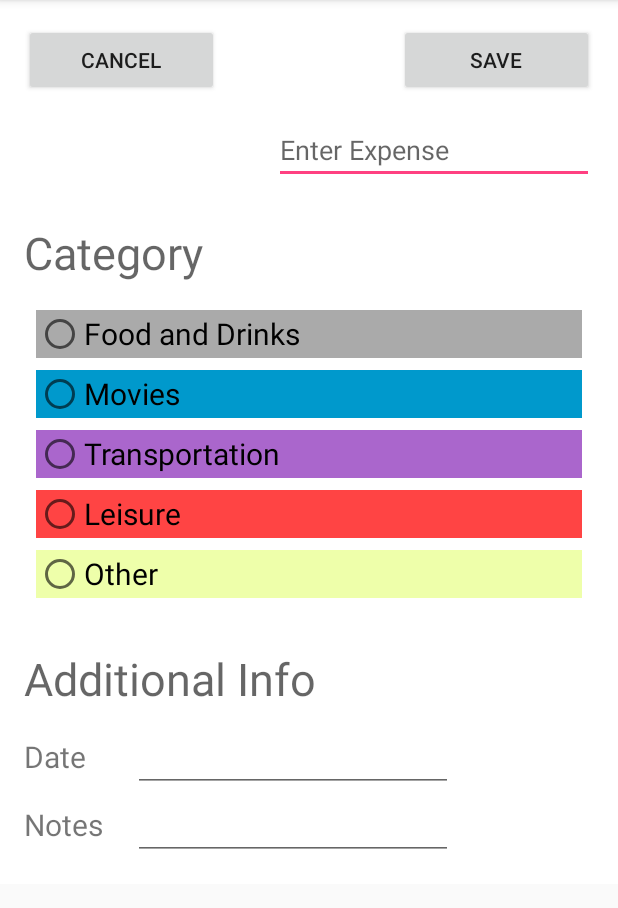
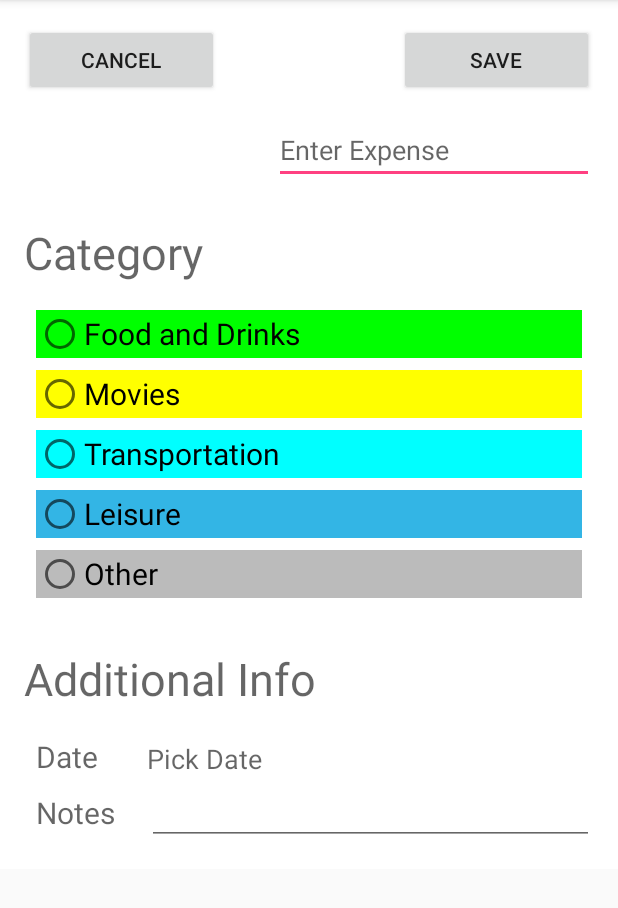
Before and after one commit to alkesh47/Diana, an Android app: the AddMoney screen opened directly, with no data from a screen before it, on a phone screen of 412 x 824 dp, the part 84-992 px from its top. Run offline under Robolectric (Android 15) with nearby library versions, the light colour scheme and no system bars.

Commit message:
Minor graphic adjustments.

```diff
--- a/app/src/main/java/com/example/alkesh/expensemanager101/AddMoney.java
+++ b/app/src/main/java/com/example/alkesh/expensemanager101/AddMoney.java
@@ -15,6 +15,7 @@ import android.view.View;
 import android.widget.Button;
 import android.widget.DatePicker;
 import android.widget.EditText;
+import android.widget.TextView;
 import android.widget.Toast;
 
 import java.util.Locale;
@@ -23,7 +24,8 @@ import java.util.Locale;
 public class AddMoney extends AppCompatActivity implements View.OnClickListener{
 
     Button Save,Cancel;
-    EditText expText,Notes,Date;
+    EditText expText,Notes;
+    TextView Date;
 
     private SQLiteDatabase db;
 
@@ -35,7 +37,7 @@ public class AddMoney extends AppCompatActivity implements View.OnClickListener{
         super.onCreate(savedInstanceState);
         setContentView(R.layout.activity_add_money);
 
-        Date=(EditText)findViewById(R.id.dateEditText);
+        Date=(TextView)findViewById(R.id.dateEditText);
         Notes=(EditText)findViewById(R.id.notesEditText);
         expText=(EditText)findViewById(R.id.expense);
 
@@ -56,7 +58,7 @@ public class AddMoney extends AppCompatActivity implements View.OnClickListener{
             @Override
             public boolean onTouch(View view, MotionEvent motionEvent) {
                 if(motionEvent.getAction()==MotionEvent.ACTION_DOWN){
-                    new DatePickerDialog(AddMoney.this, (DatePickerDialog.OnDateSetListener) datePickerDialog,myCalendar.get(Calendar.YEAR),
+                    new DatePickerDialog(AddMoney.this, datePickerDialog,myCalendar.get(Calendar.YEAR),
                             myCalendar.get(Calendar.MONTH),
                             myCalendar.get(Calendar.DAY_OF_MONTH)).show();
                 }
@@ -78,7 +80,7 @@ public class AddMoney extends AppCompatActivity implements View.OnClickListener{
 
     @TargetApi(Build.VERSION_CODES.N)
     private void updateLabel(){
-        String myFormat = "dd-MM-yyyy";
+        String myFormat = "dd-MM-YYYY";
 
         SimpleDateFormat simpleDateFormat=new SimpleDateFormat(myFormat,Locale.US);
         Date.setText(String.valueOf(simpleDateFormat.format(myCalendar.getTime())));
--- a/app/src/main/res/layout/activity_add_money.xml
+++ b/app/src/main/res/layout/activity_add_money.xml
@@ -70,7 +70,7 @@
             android:layout_marginEnd="8dp"
             android:layout_marginStart="8dp"
             android:layout_height="wrap_content"
-            android:background="@android:color/darker_gray"
+            android:background="#00FF00"
             android:text="Food and Drinks"
             android:textSize="20dp"
             android:layout_marginBottom="8dp"
@@ -83,7 +83,7 @@
             android:layout_marginStart="8dp"
             android:textSize="20dp"
             android:layout_marginBottom="8dp"
-            android:background="@android:color/holo_blue_dark"
+            android:background="#FFFF00"
             android:text="Movies"
             android:id="@+id/radioButton2" />
 
@@ -94,7 +94,7 @@
             android:layout_marginStart="8dp"
             android:textSize="20dp"
             android:layout_marginBottom="8dp"
-            android:background="@android:color/holo_purple"
+            android:background="#00FFFF"
             android:text="Transportation"
             android:id="@+id/radioButton3" />
 
@@ -105,7 +105,7 @@
             android:layout_marginStart="8dp"
             android:layout_marginBottom="8dp"
             android:textSize="20dp"
-            android:background="@android:color/holo_red_light"
+            android:background="@android:color/holo_blue_light"
             android:text="Leisure"
             android:id="@+id/radioButton4" />
 
@@ -116,7 +116,7 @@
             android:layout_marginStart="8dp"
             android:textSize="20dp"
             android:text="Other"
-            android:background="#EEFFAA"
+            android:background="#BBBBBB"
             android:layout_marginBottom="8dp"
             android:id="@+id/radioButton5" />
     </RadioGroup>
@@ -133,60 +133,45 @@
         android:layout_below="@+id/radioGroup"
         android:layout_alignParentStart="true" />
 
-    <TableLayout
-        android:layout_width="match_parent"
-        android:layout_height="match_parent"
-        android:layout_below="@+id/textView5"
-        android:layout_alignParentStart="true">
+    <TextView
+        android:layout_width="wrap_content"
+        android:layout_height="wrap_content"
+        android:textSize="20dp"
+        android:layout_below="@id/textView5"
+        android:layout_marginTop="8dp"
+        android:layout_marginStart="8dp"
+        android:textAppearance="?android:attr/textAppearanceMedium"
+        android:text="Date"
+        android:id="@+id/datePickerTextView" />
 
-        <TableRow
-            android:layout_width="match_parent"
-            android:layout_height="match_parent">
+    <TextView
+        android:layout_width="wrap_content"
+        android:layout_height="wrap_content"
+        android:textSize="20dp"
+        android:layout_below="@id/datePickerTextView"
+        android:layout_marginStart="8dp"
+        android:layout_marginTop="10dp"
+        android:textAppearance="?android:attr/textAppearanceMedium"
+        android:text="Notes"
+        android:id="@+id/textView7" />
 
-            <TextView
-                android:textAppearance="?android:attr/textAppearanceSmall"
-                android:text="Date"
-                android:textSize="20dp"
-                android:id="@+id/textView6"
-                android:layout_column="0" />
+    <TextView
+        android:layout_width="wrap_content"
+        android:layout_height="wrap_content"
+        android:textAppearance="?android:attr/textAppearanceMedium"
+        android:hint="Pick Date"
+        android:id="@+id/dateEditText"
+        android:layout_above="@+id/notesEditText"
+        android:layout_toEndOf="@+id/textView7"
+        android:layout_marginStart="21dp" />
 
-            <EditText
-                android:layout_width="wrap_content"
-                android:layout_height="wrap_content"
-                android:inputType="date"
-                android:ems="10"
-                android:id="@+id/dateEditText"
-                android:layout_column="2" />
-
-
-        </TableRow>
-
-        <TableRow
-            android:layout_width="match_parent"
-            android:layout_height="match_parent"></TableRow>
-
-        <TableRow
-            android:layout_width="match_parent"
-            android:layout_height="match_parent">
-
-            <TextView
-                android:textAppearance="?android:attr/textAppearanceSmall"
-                android:text="Notes"
-                android:textSize="20dp"
-                android:layout_marginEnd="20dp"
-                android:id="@+id/textView7"
-                android:layout_column="0" />
-
-            <EditText
-                android:layout_width="wrap_content"
-                android:layout_height="wrap_content"
-                android:inputType="textMultiLine"
-                android:ems="10"
-                android:id="@+id/notesEditText"
-                android:layout_column="2" />
-        </TableRow>
-    </TableLayout>
-
+    <EditText
+        android:layout_width="wrap_content"
+        android:layout_height="wrap_content"
+        android:id="@+id/notesEditText"
+        android:layout_below="@+id/datePickerTextView"
+        android:layout_alignStart="@+id/dateEditText"
+        android:layout_alignEnd="@+id/radioGroup" />
 
 
 </RelativeLayout>
--- a/app/src/main/res/values/strings.xml
+++ b/app/src/main/res/values/strings.xml
@@ -1,3 +1,7 @@
 <resources>
     <string name="app_name">Expense Manager 1.0.1</string>
+    <string name="action_settings">Settings</string>
+    <string name="hello_world">Hello World!</string>
+
+    <string name="from_date">From Date</string>
 </resources>
```
